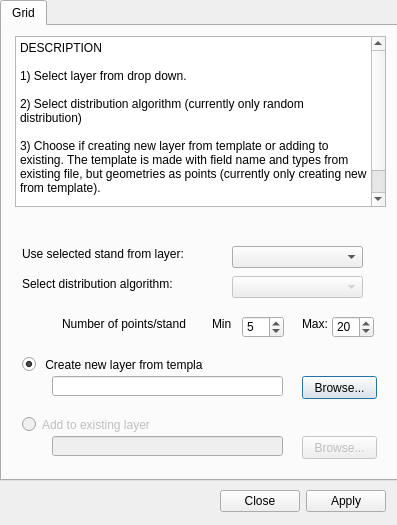
First picture: the form in stand_browser_toolboxwidget_base.ui, repository homann/stand-browser, before the edit.
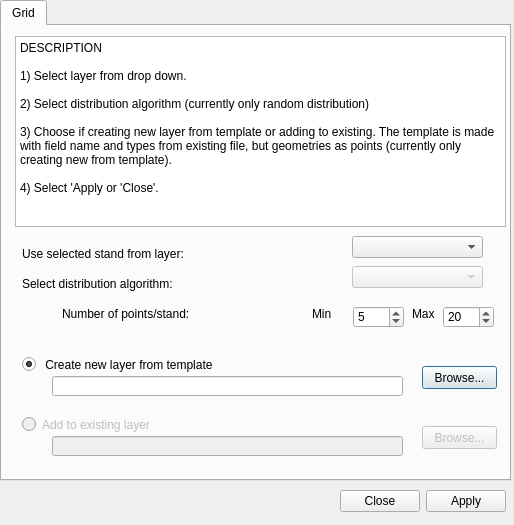
Second picture: the form after the edit.

Commit message: Updated swedish translation, and small GUI fixes

Patch:
```diff
--- a/stand_browser_toolboxwidget_base.ui
+++ b/stand_browser_toolboxwidget_base.ui
@@ -9,7 +9,7 @@
    <rect>
     <x>0</x>
     <y>0</y>
-    <width>397</width>
+    <width>514</width>
     <height>525</height>
    </rect>
   </property>
@@ -27,7 +27,7 @@
     <rect>
      <x>0</x>
      <y>0</y>
-     <width>401</width>
+     <width>511</width>
      <height>481</height>
     </rect>
    </property>
@@ -43,8 +43,8 @@
       <rect>
        <x>13</x>
        <y>10</y>
-       <width>371</width>
-       <height>171</height>
+       <width>491</width>
+       <height>191</height>
       </rect>
      </property>
      <property name="plainText">
@@ -62,8 +62,8 @@
     <widget class="QComboBox" name="cbLayer">
      <property name="geometry">
       <rect>
-       <x>230</x>
-       <y>220</y>
+       <x>350</x>
+       <y>210</y>
        <width>131</width>
        <height>22</height>
       </rect>
@@ -74,7 +74,7 @@
       <rect>
        <x>20</x>
        <y>220</y>
-       <width>201</width>
+       <width>231</width>
        <height>16</height>
       </rect>
      </property>
@@ -87,7 +87,7 @@
       <rect>
        <x>20</x>
        <y>250</y>
-       <width>191</width>
+       <width>221</width>
        <height>16</height>
       </rect>
      </property>
@@ -101,8 +101,8 @@
      </property>
      <property name="geometry">
       <rect>
-       <x>230</x>
-       <y>250</y>
+       <x>350</x>
+       <y>240</y>
        <width>131</width>
        <height>22</height>
       </rect>
@@ -112,21 +112,21 @@
      <property name="geometry">
       <rect>
        <x>60</x>
-       <y>290</y>
-       <width>151</width>
+       <y>280</y>
+       <width>181</width>
        <height>16</height>
       </rect>
      </property>
      <property name="text">
-      <string>Number of points/stand</string>
+      <string>Number of points/stand:</string>
      </property>
     </widget>
     <widget class="QSpinBox" name="sbMinPoint">
      <property name="geometry">
       <rect>
-       <x>240</x>
-       <y>290</y>
-       <width>42</width>
+       <x>351</x>
+       <y>280</y>
+       <width>51</width>
        <height>22</height>
       </rect>
      </property>
@@ -140,9 +140,9 @@
     <widget class="QSpinBox" name="sbMaxPoint">
      <property name="geometry">
       <rect>
-       <x>330</x>
-       <y>290</y>
-       <width>42</width>
+       <x>441</x>
+       <y>280</y>
+       <width>51</width>
        <height>22</height>
       </rect>
      </property>
@@ -156,21 +156,21 @@
     <widget class="QLabel" name="label_4">
      <property name="geometry">
       <rect>
-       <x>300</x>
-       <y>290</y>
+       <x>410</x>
+       <y>280</y>
        <width>31</width>
        <height>16</height>
       </rect>
      </property>
      <property name="text">
-      <string>Max:</string>
+      <string>Max</string>
      </property>
     </widget>
     <widget class="QLabel" name="label_5">
      <property name="geometry">
       <rect>
-       <x>210</x>
-       <y>290</y>
+       <x>310</x>
+       <y>280</y>
        <width>31</width>
        <height>16</height>
       </rect>
@@ -184,7 +184,7 @@
       <rect>
        <x>20</x>
        <y>330</y>
-       <width>181</width>
+       <width>381</width>
        <height>17</height>
       </rect>
      </property>
@@ -198,8 +198,8 @@
     <widget class="QPushButton" name="pbTemplate">
      <property name="geometry">
       <rect>
-       <x>300</x>
-       <y>350</y>
+       <x>420</x>
+       <y>340</y>
        <width>75</width>
        <height>23</height>
       </rect>
@@ -214,8 +214,8 @@
      </property>
      <property name="geometry">
       <rect>
-       <x>300</x>
-       <y>410</y>
+       <x>420</x>
+       <y>400</y>
        <width>75</width>
        <height>23</height>
       </rect>
@@ -232,7 +232,7 @@
       <rect>
        <x>20</x>
        <y>390</y>
-       <width>181</width>
+       <width>381</width>
        <height>17</height>
       </rect>
      </property>
@@ -245,7 +245,7 @@
       <rect>
        <x>50</x>
        <y>350</y>
-       <width>231</width>
+       <width>351</width>
        <height>20</height>
       </rect>
      </property>
@@ -258,7 +258,7 @@
       <rect>
        <x>50</x>
        <y>410</y>
-       <width>231</width>
+       <width>351</width>
        <height>20</height>
       </rect>
      </property>
@@ -270,7 +270,7 @@
     <rect>
      <x>5</x>
      <y>490</y>
-     <width>381</width>
+     <width>501</width>
      <height>23</height>
     </rect>
    </property>
```
The commit also changes 4 other files.
